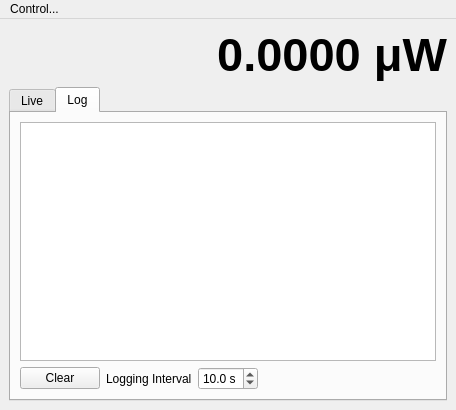
First picture: the form in src/powermeter/src/powermeter/main.ui, repository kmnhan/1KARPES_DAQ, before the edit.
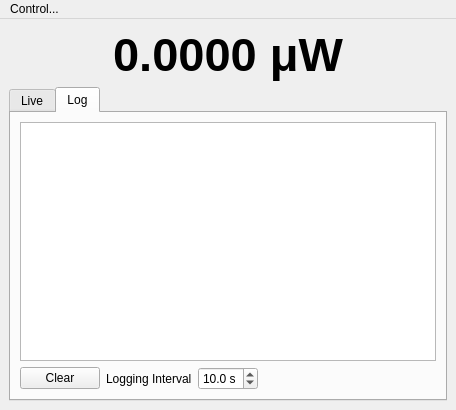
Second picture: the form after the edit. The open tabs and pages were chosen to show the change. Custom widgets are drawn as their Qt base class.

Commit message: refactor(powermeter): add plot to logging tab

```diff
--- a/src/powermeter/src/powermeter/main.ui
+++ b/src/powermeter/src/powermeter/main.ui
@@ -21,6 +21,7 @@
        <font>
         <family>Arial</family>
         <pointsize>35</pointsize>
+        <weight>75</weight>
         <bold>true</bold>
        </font>
       </property>
@@ -28,7 +29,7 @@
        <string>0.0000 μW</string>
       </property>
       <property name="alignment">
-       <set>Qt::AlignmentFlag::AlignRight|Qt::AlignmentFlag::AlignTrailing|Qt::AlignmentFlag::AlignVCenter</set>
+       <set>Qt::AlignCenter|Qt::AlignHCenter|Qt::AlignLeading|Qt::AlignLeft|Qt::AlignVCenter</set>
       </property>
      </widget>
     </item>
```
Left out of the diff: 8 changed lines with no effect on the pictures. The commit also changes 1 other file.
